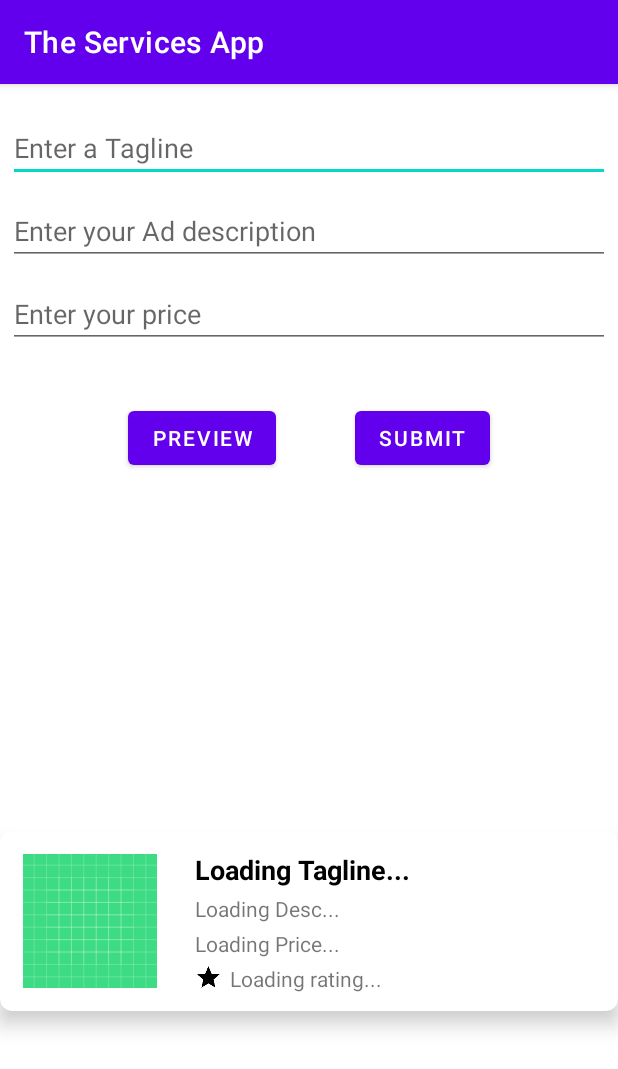
After one commit to vikendu/The_Services_App, an Android app: the AdCreationTool screen opened directly, with no data from a screen before it, on a phone screen of 412 x 824 dp. The commit adds this screen. Shown: the top 1069 px of the screen. Run offline under Robolectric (Android 15) with nearby library versions, the phone set to English and light mode, and no system bars.

Commit message:
Ad creation tool designed - ONLY.

```diff
--- a/app/src/main/AndroidManifest.xml
+++ b/app/src/main/AndroidManifest.xml
@@ -9,7 +9,8 @@
         android:roundIcon="@mipmap/ic_launcher_round"
         android:supportsRtl="true"
         android:theme="@style/Theme.TheServicesApp">
-        <activity android:name=".ChooseTypeActivity"></activity>
+        <activity android:name=".AdCreationTool"></activity>
+        <activity android:name=".ChooseTypeActivity" />
         <activity android:name=".CreateAdActivity">
             <intent-filter>
                 <action android:name="android.intent.action.MAIN" />
--- /dev/null
+++ b/app/src/main/java/com/vikendu/theservicesapp/AdCreationTool.java
@@ -0,0 +1,14 @@
+package com.vikendu.theservicesapp;
+
+import androidx.appcompat.app.AppCompatActivity;
+
+import android.os.Bundle;
+
+public class AdCreationTool extends AppCompatActivity {
+
+    @Override
+    protected void onCreate(Bundle savedInstanceState) {
+        super.onCreate(savedInstanceState);
+        setContentView(R.layout.activity_ad_creation_tool);
+    }
+}
--- /dev/null
+++ b/app/src/main/res/layout/activity_ad_creation_tool.xml
@@ -0,0 +1,81 @@
+<?xml version="1.0" encoding="utf-8"?>
+<androidx.constraintlayout.widget.ConstraintLayout xmlns:android="http://schemas.android.com/apk/res/android"
+    xmlns:app="http://schemas.android.com/apk/res-auto"
+    xmlns:tools="http://schemas.android.com/tools"
+    android:layout_width="match_parent"
+    android:layout_height="match_parent"
+    tools:context=".AdCreationTool">
+
+    <AutoCompleteTextView
+        android:id="@+id/idAdCreationTaglineInput"
+        android:layout_width="match_parent"
+        android:layout_height="wrap_content"
+        android:layout_marginTop="20dp"
+        android:layout_marginLeft="5dp"
+        android:layout_marginRight="5dp"
+        android:hint="@string/ad_creation_tagline_input"
+        app:layout_constraintTop_toTopOf="parent" />
+
+    <AutoCompleteTextView
+        android:id="@+id/idAdCreationDescInput"
+        android:layout_width="match_parent"
+        android:layout_height="wrap_content"
+        android:layout_marginTop="10dp"
+        android:layout_marginBottom="10dp"
+        android:layout_marginLeft="5dp"
+        android:layout_marginRight="5dp"
+        android:hint="@string/ad_creation_desc_input"
+        app:layout_constraintBottom_toTopOf="@+id/idAdCreationPriceInput"
+        app:layout_constraintTop_toBottomOf="@+id/idAdCreationTaglineInput"
+        tools:layout_editor_absoluteX="5dp" />
+
+    <AutoCompleteTextView
+        android:id="@+id/idAdCreationPriceInput"
+        android:layout_width="match_parent"
+        android:layout_height="wrap_content"
+        android:layout_marginTop="10dp"
+        android:layout_marginLeft="5dp"
+        android:layout_marginRight="5dp"
+        android:hint="@string/ad_creation_price_input"
+        app:layout_constraintEnd_toEndOf="parent"
+        app:layout_constraintStart_toStartOf="parent"
+        app:layout_constraintTop_toBottomOf="@+id/idAdCreationDescInput" />
+
+    <Button
+        android:id="@+id/idAdCreationPreviewBtn"
+        android:layout_width="wrap_content"
+        android:layout_height="wrap_content"
+        android:layout_marginStart="77dp"
+        android:layout_marginLeft="77dp"
+        android:layout_marginTop="36dp"
+        android:layout_marginEnd="22dp"
+        android:layout_marginRight="22dp"
+        android:text="@string/ad_creation_preview_button"
+        app:layout_constraintEnd_toStartOf="@+id/idAdCreationSubmitBtn"
+        app:layout_constraintStart_toStartOf="parent"
+        app:layout_constraintTop_toBottomOf="@+id/idAdCreationPriceInput" />
+
+    <Button
+        android:id="@+id/idAdCreationSubmitBtn"
+        android:layout_width="wrap_content"
+        android:layout_height="wrap_content"
+        android:layout_marginStart="22dp"
+        android:layout_marginLeft="22dp"
+        android:layout_marginTop="36dp"
+        android:layout_marginEnd="77dp"
+        android:layout_marginRight="77dp"
+        android:text="@string/ad_creation_submit_button"
+        app:layout_constraintEnd_toEndOf="parent"
+        app:layout_constraintStart_toEndOf="@+id/idAdCreationPreviewBtn"
+        app:layout_constraintTop_toBottomOf="@+id/idAdCreationPriceInput" />
+
+    <include
+        layout="@layout/ad_card_format"
+        android:layout_width="wrap_content"
+        android:layout_height="wrap_content"
+        android:layout_marginTop="88dp"
+        app:layout_constraintBottom_toBottomOf="parent"
+        app:layout_constraintEnd_toEndOf="parent"
+        app:layout_constraintStart_toStartOf="parent"
+        app:layout_constraintTop_toBottomOf="@+id/idAdCreationPreviewBtn" />
+</androidx.constraintlayout.widget.ConstraintLayout>
--- a/app/src/main/res/layout/ad_card_format.xml
+++ b/app/src/main/res/layout/ad_card_format.xml
@@ -17,7 +17,6 @@
         android:layout_width="match_parent"
         android:layout_height="wrap_content">
 
-        <!--ImageVIew to display our Course Image-->
         <ImageView
             android:id="@+id/idAdCategoryImage"
             android:layout_width="100dp"
@@ -27,7 +26,6 @@
             android:padding="5dp"
             android:src="@drawable/sample_ad_icon_background" />
 
-        <!--Text View to display Course Name-->
         <TextView
             android:id="@+id/idAdTagLine"
             android:layout_width="match_parent"
@@ -42,8 +40,6 @@
             android:layout_marginLeft="10dp"
             android:layout_toRightOf="@id/idAdCategoryImage" />
 
-        <!--Text VIew to display COurse Rating-->
-        <!--Image used in present in drawable folder-->
         <TextView
             android:id="@+id/idAdDesc"
             android:layout_width="match_parent"
@@ -56,6 +52,7 @@
             android:text="@string/ad_description"
             android:layout_toRightOf="@id/idAdCategoryImage"
             android:layout_marginLeft="10dp" />
+
         <TextView
             android:id="@+id/idAdPrice"
             android:layout_width="match_parent"
--- a/app/src/main/res/layout/user_rating_input.xml
+++ b/app/src/main/res/layout/user_rating_input.xml
@@ -12,5 +12,4 @@
         android:layout_marginTop="30dp"
         android:layout_marginEnd="77dp"
         android:layout_marginRight="77dp" />
-
 </FrameLayout>
--- a/app/src/main/res/values/strings.xml
+++ b/app/src/main/res/values/strings.xml
@@ -3,12 +3,20 @@
     <string name="who_will_you_be">Who will you be?</string>
     <string name="i_will_be_providing_services">I will be providing services</string>
     <string name="i_will_be_using_the_services">I will be using the services</string>
+    <string name="copyright_text">©2021 Vikendu Singh, Jodhpur</string>
+
     <string name="title_activity_ad_scrolling">ScrollingActivity</string>
     <string name="action_settings">Settings</string>
-    <string name="ad_tagline">AD Tagline</string>
-    <string name="ad_description">AD Description</string>
-    <string name="ad_price">AD Price</string>
-    <string name="copyright_text">©2021 Vikendu Singh, Jodhpur</string>
+
+    <string name="ad_tagline">Loading Tagline...</string>
+    <string name="ad_description">Loading Desc...</string>
+    <string name="ad_price">Loading Price...</string>
     <string name="star_image">Image of a star</string>
     <string name="providers_rating">Loading rating...</string>
+
+    <string name="ad_creation_tagline_input">Enter a Tagline</string>
+    <string name="ad_creation_price_input">Enter your price</string>
+    <string name="ad_creation_desc_input">Enter your Ad description</string>
+    <string name="ad_creation_preview_button">Preview</string>
+    <string name="ad_creation_submit_button">Submit</string>
 </resources>
```
